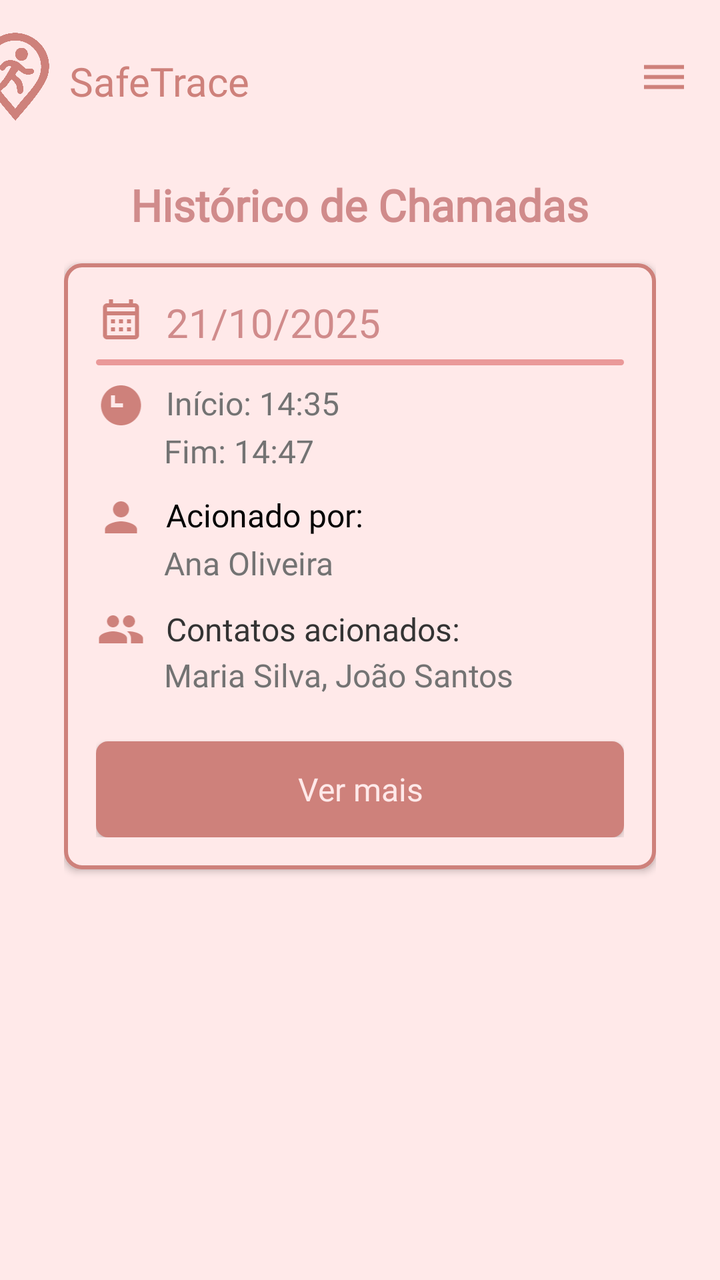
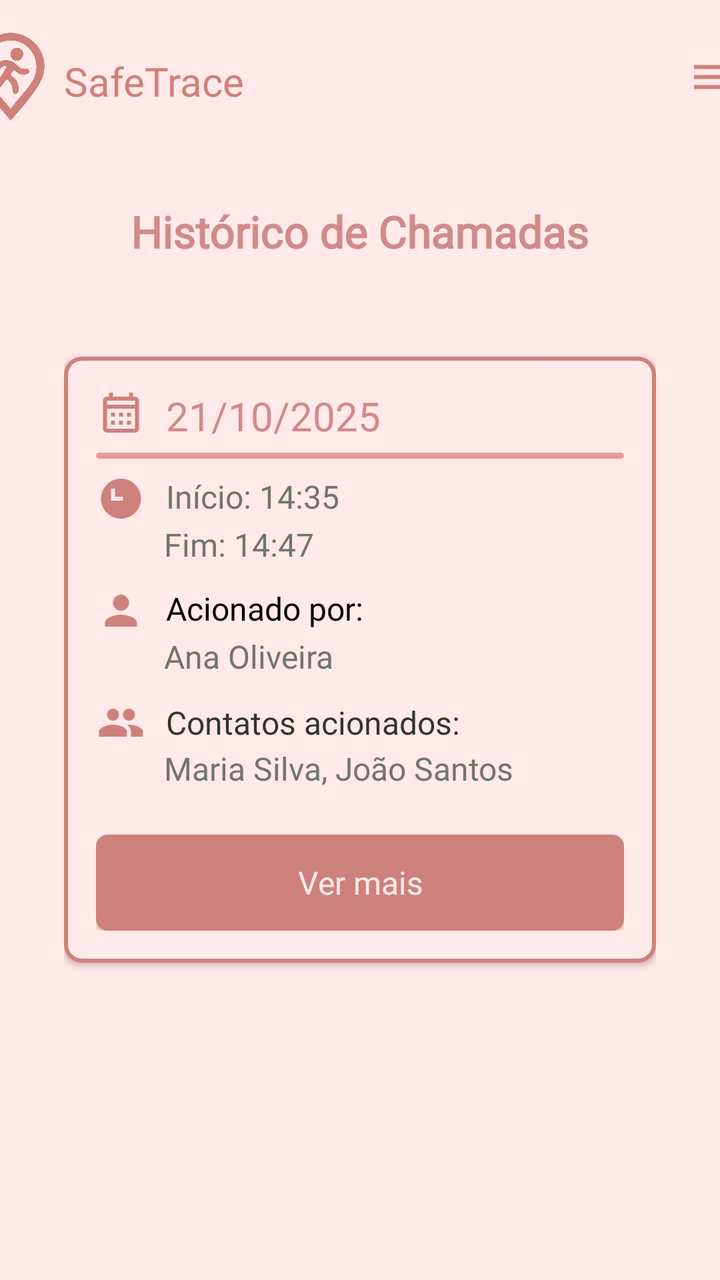

Two renders of the same Android screen: before a commit and after it. Below are the layout's source before the change and the commit's diff.
<!-- AndroidManifest.xml: application theme Theme.SafeTrace -->
<!-- res/layout/activity_historico.xml -->
<?xml version="1.0" encoding="utf-8"?>
<androidx.drawerlayout.widget.DrawerLayout xmlns:android="http://schemas.android.com/apk/res/android"
    xmlns:app="http://schemas.android.com/apk/res-auto"
    xmlns:tools="http://schemas.android.com/tools"
    android:id="@+id/drawer_layout"
    android:layout_width="match_parent"
    android:layout_height="match_parent"
    tools:openDrawer="end">

<androidx.constraintlayout.widget.ConstraintLayout
    android:id="@+id/layoutHistorico"
    android:layout_width="match_parent"
    android:layout_height="match_parent"
    android:background="@color/fundo">

    
    <androidx.constraintlayout.widget.Guideline
        android:id="@+id/guidelineBordaTopo"
        android:layout_width="wrap_content"
        android:layout_height="wrap_content"
        android:orientation="horizontal"
        app:layout_constraintGuide_begin="16dp" />

    <androidx.constraintlayout.widget.Guideline
        android:id="@+id/guidelineBordaEsquerda"
        android:layout_width="wrap_content"
        android:layout_height="wrap_content"
        android:orientation="vertical"
        app:layout_constraintGuide_begin="16dp" />

    <androidx.constraintlayout.widget.Guideline
        android:id="@+id/guidelineBordaDireita"
        android:layout_width="wrap_content"
        android:layout_height="wrap_content"
        android:orientation="vertical"
        app:layout_constraintGuide_end="16dp" />

    <androidx.constraintlayout.widget.Guideline
        android:id="@+id/guidelineLogo"
        android:layout_width="wrap_content"
        android:layout_height="wrap_content"
        android:orientation="horizontal"
        app:layout_constraintGuide_begin="61dp" />


    <androidx.constraintlayout.widget.Guideline
        android:id="@+id/guidelineBordaFim"
        android:layout_width="wrap_content"
        android:layout_height="wrap_content"
        android:orientation="horizontal"
        app:layout_constraintGuide_end="16dp" />

    
    <ImageView
        android:id="@+id/imageViewLogo"
        android:layout_width="38dp"
        android:layout_height="70dp"
        android:layout_marginTop="16dp"
        android:layout_marginEnd="4dp"
        app:layout_constraintBottom_toTopOf="@+id/guidelineLogo"
        app:layout_constraintEnd_toStartOf="@+id/textTitulo"
        app:layout_constraintStart_toStartOf="@+id/guidelineBordaEsquerda"
        app:layout_constraintTop_toTopOf="parent"
        app:srcCompat="@drawable/icone" />

    <TextView
        android:id="@+id/textTitulo"
        android:layout_width="173dp"
        android:layout_height="23dp"
        android:layout_marginStart="4dp"
        android:layout_marginEnd="140dp"
        android:fontFamily="@font/poppins_semibold"
        android:text="SafeTrace"
        android:textColor="@color/primaria"
        android:textSize="20sp"
        app:layout_constraintBottom_toTopOf="@+id/guidelineLogo"
        app:layout_constraintEnd_toStartOf="@+id/imageViewMenu"
        app:layout_constraintStart_toEndOf="@+id/imageViewLogo"
        app:layout_constraintTop_toTopOf="@+id/guidelineBordaTopo" />

    
    <ImageView
        android:id="@+id/imageViewMenu"
        android:layout_width="wrap_content"
        android:layout_height="wrap_content"
        app:layout_constraintBottom_toTopOf="@+id/guidelineLogo"
        app:layout_constraintEnd_toStartOf="@+id/guidelineBordaDireita"
        app:layout_constraintTop_toTopOf="@+id/guidelineBordaTopo"
        app:layout_constraintVertical_bias="0.523"
        app:srcCompat="@drawable/baseline_dehaze_24" />

    
    <TextView
        android:id="@+id/txtTitulo"
        android:layout_width="wrap_content"
        android:layout_height="wrap_content"
        android:layout_marginTop="40dp"
        android:layout_marginBottom="4dp"
        android:fontFamily="@font/poppins_semibold"
        android:text="Histórico de Chamadas"
        android:textColor="#D08B8B"
        android:textSize="22sp"
        android:textStyle="bold"
        app:layout_constraintBottom_toTopOf="@+id/scrollHistorico"
        app:layout_constraintEnd_toStartOf="@+id/guidelineBordaDireita"
        app:layout_constraintStart_toStartOf="@+id/guidelineBordaEsquerda"
        app:layout_constraintTop_toTopOf="@+id/guidelineLogo" />


    
    <ScrollView
        android:id="@+id/scrollHistorico"
        android:layout_width="0dp"
        android:layout_height="0dp"
        android:layout_marginTop="20dp"
        android:fillViewport="true"
        app:layout_constraintBottom_toTopOf="@+id/guidelineBordaFim"
        app:layout_constraintEnd_toStartOf="@+id/guidelineBordaDireita"
        app:layout_constraintStart_toStartOf="@+id/guidelineBordaEsquerda"
        app:layout_constraintTop_toTopOf="@+id/txtTitulo">

        <LinearLayout
            android:id="@+id/containerChamadas"
            android:layout_width="match_parent"
            android:layout_height="wrap_content"
            android:dividerPadding="8dp"
            android:orientation="vertical"
            android:padding="16dp">

            
            <LinearLayout
                android:id="@+id/cardChamada1"
                android:layout_width="match_parent"
                android:layout_height="wrap_content"
                android:layout_marginTop="8dp"
                android:layout_marginBottom="12dp"
                android:background="@drawable/bg_card_borda_rosa"
                android:backgroundTintMode="src_in"
                android:clipToOutline="true"
                android:elevation="2dp"
                android:foreground="?android:attr/selectableItemBackground"
                android:orientation="vertical"
                android:padding="16dp">

                
                <LinearLayout
                    android:layout_width="match_parent"
                    android:layout_height="wrap_content"
                    android:layout_marginBottom="0dp"
                    android:gravity="center_vertical"
                    android:orientation="horizontal"
                    android:paddingBottom="8dp">
                    <ImageView
                        android:id="@+id/imageView16"
                        android:layout_width="25dp"
                        android:layout_height="wrap_content"
                        android:layout_weight="0"
                        app:srcCompat="@drawable/baseline_calendar_month_24" />
                    <TextView
                        android:id="@+id/txtData"
                        android:layout_width="wrap_content"
                        android:layout_height="24dp"
                        android:layout_marginStart="10dp"
                        android:fontFamily="@font/poppins"
                        android:text="21/10/2025"
                        android:textColor="#D08B8B"
                        android:textSize="20sp" />
                </LinearLayout>

                <LinearLayout
                    android:layout_width="match_parent"
                    android:layout_height="wrap_content"
                    android:layout_marginBottom="8dp"
                    android:background="@drawable/bg_divisoria_rosa_clara"
                    android:gravity="center_vertical"
                    android:orientation="horizontal"
                    android:paddingBottom="3dp">
                </LinearLayout>

                <LinearLayout
                    android:layout_width="match_parent"
                    android:layout_height="wrap_content"
                    android:layout_marginBottom="0dp"
                    android:gravity="center_vertical"
                    android:orientation="horizontal"
                    android:paddingBottom="0dp">
                    <ImageView
                        android:id="@+id/imageView17"
                        android:layout_width="25dp"
                        android:layout_height="wrap_content"
                        android:layout_weight="0"
                        app:srcCompat="@drawable/baseline_watch_later_24" />
                    <TextView
                        android:id="@+id/txtHoraInicio"
                        android:layout_width="wrap_content"
                        android:layout_height="24dp"
                        android:layout_marginStart="10dp"
                        android:fontFamily="@font/poppins"
                        android:text="Início: 14:35"
                        android:textColor="@color/cinza"
                        android:textSize="16sp" />
                </LinearLayout>


                
                <LinearLayout
                    android:layout_width="359dp"
                    android:layout_height="wrap_content"
                    android:layout_marginBottom="0dp"
                    android:orientation="vertical"
                    android:paddingBottom="8dp">
                    <TextView
                        android:id="@+id/txtHoraFim"
                        android:layout_width="wrap_content"
                        android:layout_height="24dp"
                        android:layout_marginStart="34dp"
                        android:fontFamily="@font/poppins"
                        android:text="Fim: 14:47"
                        android:textColor="@color/cinza"
                        android:textSize="16sp" />
                </LinearLayout>


                
                <LinearLayout
                    android:layout_width="match_parent"
                    android:layout_height="wrap_content"
                    android:layout_marginBottom="0dp"
                    android:gravity="center_vertical"
                    android:orientation="horizontal"
                    android:paddingBottom="0dp">
                    <ImageView
                        android:id="@+id/imageView18"
                        android:layout_width="25dp"
                        android:layout_height="wrap_content"
                        android:layout_weight="0"
                        app:srcCompat="@drawable/baseline_person_24" />
                    <TextView
                        android:id="@+id/txtAcionadoPor"
                        android:layout_width="wrap_content"
                        android:layout_height="24dp"
                        android:layout_marginStart="10dp"
                        android:layout_marginBottom="0dp"
                        android:fontFamily="@font/poppins"
                        android:text="Acionado por:"
                        android:textColor="@color/black"
                        android:textSize="16sp" />
                </LinearLayout>

                <LinearLayout
                    android:layout_width="359dp"
                    android:layout_height="wrap_content"
                    android:layout_marginBottom="0dp"
                    android:orientation="vertical"
                    android:paddingBottom="8dp">
                    <TextView
                        android:id="@+id/txtNomeAcionador"
                        android:layout_width="wrap_content"
                        android:layout_height="24dp"
                        android:layout_marginStart="34dp"
                        android:fontFamily="@font/poppins"
                        android:text="Ana Oliveira"
                        android:textColor="@color/cinza"
                        android:textSize="16sp" />
                </LinearLayout>


                
                <LinearLayout
                    android:layout_width="match_parent"
                    android:layout_height="wrap_content"
                    android:layout_marginBottom="0dp"
                    android:gravity="center_vertical"
                    android:orientation="horizontal"
                    android:paddingBottom="0dp">
                    <ImageView
                        android:id="@+id/imageView19"
                        android:layout_width="25dp"
                        android:layout_height="wrap_content"
                        android:layout_weight="0"
                        app:srcCompat="@drawable/baseline_groups_24" />
                    <TextView
                        android:id="@+id/txtContatosAcionados"
                        android:layout_width="wrap_content"
                        android:layout_height="wrap_content"
                        android:layout_marginStart="10dp"
                        android:layout_marginBottom="0dp"
                        android:fontFamily="@font/poppins"
                        android:text="Contatos acionados:"
                        android:textColor="#333333"
                        android:textSize="16sp" />
                </LinearLayout>

                <LinearLayout
                    android:layout_width="359dp"
                    android:layout_height="wrap_content"
                    android:layout_marginBottom="0dp"
                    android:orientation="vertical"
                    android:paddingBottom="8dp">
                    <TextView
                        android:id="@+id/txtNomeAcionados"
                        android:layout_width="wrap_content"
                        android:layout_height="24dp"
                        android:layout_marginStart="34dp"
                        android:fontFamily="@font/poppins"
                        android:text="Maria Silva, João Santos"
                        android:textColor="@color/cinza"
                        android:textSize="16sp" />
                </LinearLayout>

                
                <Button
                    android:id="@+id/btnVerMapa"
                    android:layout_width="match_parent"
                    android:layout_height="wrap_content"
                    android:layout_gravity="center"
                    android:layout_marginTop="12dp"
                    android:background="@drawable/bg_botao_arredondado"
                    android:fontFamily="@font/poppins_semibold"
                    android:padding="10dp"
                    android:text="Ver mais"
                    android:textAllCaps="false"
                    android:textColor="@color/fundo"
                    android:textSize="16sp" />
            </LinearLayout>
        </LinearLayout>
    </ScrollView>
</androidx.constraintlayout.widget.ConstraintLayout>

<com.google.android.material.navigation.NavigationView
    android:id="@+id/nav_view"
    android:layout_width="wrap_content"
    android:layout_height="match_parent"
    android:layout_gravity="end"
    app:headerLayout="@layout/nav_header_main"
    app:menu="@menu/activity_main_drawer" />

</androidx.drawerlayout.widget.DrawerLayout>
<!-- res/layout/nav_header_main.xml (included above) -->
<?xml version="1.0" encoding="utf-8"?>
<LinearLayout xmlns:android="http://schemas.android.com/apk/res/android"
    xmlns:app="http://schemas.android.com/apk/res-auto"
    android:layout_width="match_parent"
    android:layout_height="176dp"
    android:background="@color/primaria"
    android:gravity="bottom"
    android:orientation="vertical"
    android:padding="16dp"
    android:theme="@style/ThemeOverlay.AppCompat.Dark">

    <ImageView
        android:id="@+id/imageView"
        android:layout_width="wrap_content"
        android:layout_height="wrap_content"
        android:contentDescription="@string/nav_header_desc"
        android:paddingTop="8dp"
        app:srcCompat="@drawable/icone" />

    <TextView
        android:layout_width="match_parent"
        android:layout_height="wrap_content"
        android:paddingTop="8dp"
        android:text="SafeTrace"
        android:textAppearance="@style/TextAppearance.AppCompat.Body1"
        android:textColor="@color/secundaria"
        android:fontFamily="@font/poppins_semibold"
        android:textSize="18sp" />

    <TextView
        android:id="@+id/textView"
        android:layout_width="wrap_content"
        android:layout_height="wrap_content"
        android:text="Sua segurança em primeiro lugar"
        android:textColor="@color/secundaria"
        android:fontFamily="@font/poppins"
        android:textSize="14sp" />

</LinearLayout>
<!-- resources referenced by this layout -->
<resources>
  <color name="black">#FF000000</color>
  <color name="cinza">#737373</color>
  <color name="fundo">#ffe9e9</color>
  <color name="primaria">#ce817b</color>
  <color name="secundaria">#BA0606</color>
  <!-- drawable baseline_calendar_month_24 (drawable) -->
  <vector xmlns:android="http://schemas.android.com/apk/res/android"
      android:width="24dp"
      android:height="24dp"
      android:viewportWidth="24"
      android:viewportHeight="24"
      android:tint="#CE817B">
      <path
          android:fillColor="@android:color/white"
          android:pathData="M19,4h-1V2h-2v2H8V2H6v2H5C3.89,4 3.01,4.9 3.01,6L3,20c0,1.1 0.89,2 2,2h14c1.1,0 2,-0.9 2,-2V6C21,4.9 20.1,4 19,4zM19,20H5V10h14V20zM19,8H5V6h14V8zM9,14H7v-2h2V14zM13,14h-2v-2h2V14zM17,14h-2v-2h2V14zM9,18H7v-2h2V18zM13,18h-2v-2h2V18zM17,18h-2v-2h2V18z"/>
  </vector>
  <!-- drawable baseline_dehaze_24 (drawable) -->
  <vector xmlns:android="http://schemas.android.com/apk/res/android" android:height="24dp" android:tint="#CE817B" android:viewportHeight="24" android:viewportWidth="24" android:width="24dp">
        
      <path android:fillColor="@android:color/white" android:pathData="M2,15.5v2h20v-2L2,15.5zM2,10.5v2h20v-2L2,10.5zM2,5.5v2h20v-2L2,5.5z"/>
      
  </vector>
  <!-- drawable baseline_person_24 (drawable) -->
  <vector xmlns:android="http://schemas.android.com/apk/res/android"
      android:width="24dp"
      android:height="24dp"
      android:viewportWidth="24"
      android:viewportHeight="24"
      android:tint="#CE817B">
      <path
          android:fillColor="@android:color/white"
          android:pathData="M12,12c2.21,0 4,-1.79 4,-4s-1.79,-4 -4,-4 -4,1.79 -4,4 1.79,4 4,4zM12,14c-2.67,0 -8,1.34 -8,4v2h16v-2c0,-2.66 -5.33,-4 -8,-4z"/>
  </vector>
  <!-- drawable baseline_watch_later_24 (drawable) -->
  <vector xmlns:android="http://schemas.android.com/apk/res/android"
      android:width="24dp"
      android:height="24dp"
      android:viewportWidth="24"
      android:viewportHeight="24"
      android:tint="#CE817B">
      <path
          android:fillColor="@android:color/white"
          android:pathData="M12,2C6.5,2 2,6.5 2,12s4.5,10 10,10 10,-4.5 10,-10S17.5,2 12,2zM13,13h-6V7h2v4h4V13z"/>
  </vector>
  <!-- drawable bg_botao_arredondado (drawable) -->
  <?xml version="1.0" encoding="utf-8"?>
  <shape xmlns:android="http://schemas.android.com/apk/res/android"
      android:shape="rectangle">
      <solid android:color="@color/primaria" />
      <corners android:radius="6dp" />
  </shape>
  <!-- drawable bg_card_borda_rosa (drawable) -->
  <?xml version="1.0" encoding="utf-8"?>
  <shape xmlns:android="http://schemas.android.com/apk/res/android"
      android:shape="rectangle">
      <solid android:color="@color/fundo" />
      <stroke
          android:width="2dp"
          android:color="@color/primaria" />
      <corners android:radius="8dp" />
  </shape>
  <!-- drawable bg_divisoria_rosa_clara (drawable) -->
  <?xml version="1.0" encoding="utf-8"?>
  <shape xmlns:android="http://schemas.android.com/apk/res/android"
      android:shape="rectangle">
      <solid android:color="@color/primaria_variacao" />
      <corners android:radius="2dp" />
  </shape>
  <string name="nav_header_desc">Cabeçalho do menu de navegação</string>
  <color name="primaria_variacao">#ea9999</color>
  <color name="secundaria_variacao">#762f2a</color>
  <style name="ThemeOverlay.SafeTrace" parent="ThemeOverlay.MaterialComponents.TextInputEditText.OutlinedBox">
          <item name="colorControlNormal">@color/primaria</item> 
          <item name="colorControlActivated">@color/primaria</item> 
          <item name="android:textColor">@color/primaria</item> 
          <item name="android:textColorHint">@color/primaria</item> 
      </style>
  <!-- unchanged entries left out for length: 3 -->
</resources>

<!-- the commit's change to res/layout/activity_historico.xml (unified diff, before → after) -->
@@ -83,8 +83,10 @@
         android:id="@+id/imageViewMenu"
         android:layout_width="wrap_content"
         android:layout_height="wrap_content"
+        android:layout_marginEnd="5dp"
         app:layout_constraintBottom_toTopOf="@+id/guidelineLogo"
         app:layout_constraintEnd_toStartOf="@+id/guidelineBordaDireita"
+        app:layout_constraintStart_toEndOf="@+id/textTitulo"
         app:layout_constraintTop_toTopOf="@+id/guidelineBordaTopo"
         app:layout_constraintVertical_bias="0.523"
         app:srcCompat="@drawable/baseline_dehaze_24" />
@@ -117,7 +119,7 @@
         app:layout_constraintBottom_toTopOf="@+id/guidelineBordaFim"
         app:layout_constraintEnd_toStartOf="@+id/guidelineBordaDireita"
         app:layout_constraintStart_toStartOf="@+id/guidelineBordaEsquerda"
-        app:layout_constraintTop_toTopOf="@+id/txtTitulo">
+        app:layout_constraintTop_toBottomOf="@+id/txtTitulo">
 
         <LinearLayout
             android:id="@+id/containerChamadas"
